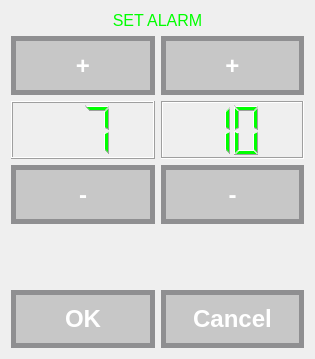
The window that iDom_Client/setalarm.ui (cyniu88/QT_kurs) describes before a commit, drawn with Qt 5.
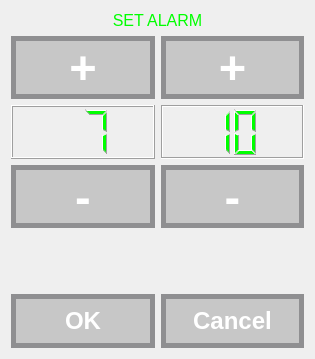
The same window after the commit. Custom widgets are drawn as their Qt base class.

Commit message: zmiana ustawiania budzika

The edit to the form file:
```diff
--- a/iDom_Client/setalarm.ui
+++ b/iDom_Client/setalarm.ui
@@ -67,7 +67,7 @@
        </property>
        <property name="font">
         <font>
-         <pointsize>18</pointsize>
+         <pointsize>35</pointsize>
          <weight>75</weight>
          <bold>true</bold>
         </font>
@@ -101,7 +101,7 @@
        </property>
        <property name="font">
         <font>
-         <pointsize>18</pointsize>
+         <pointsize>35</pointsize>
          <weight>75</weight>
          <bold>true</bold>
         </font>
@@ -211,7 +211,7 @@
        </property>
        <property name="font">
         <font>
-         <pointsize>18</pointsize>
+         <pointsize>35</pointsize>
          <weight>75</weight>
          <bold>true</bold>
         </font>
@@ -251,7 +251,7 @@
        </property>
        <property name="font">
         <font>
-         <pointsize>18</pointsize>
+         <pointsize>35</pointsize>
          <weight>75</weight>
          <bold>true</bold>
         </font>
```
Left out of the diff: 8 changed lines with no effect on the pictures. The commit also changes 1 other file.
